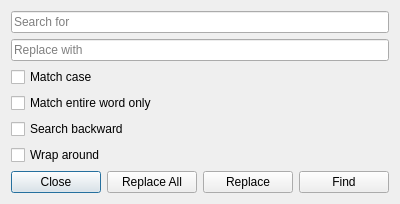
Old version of the form resources/FindReplaceDialog.ui in the repository MorganBorman/cs140gide.
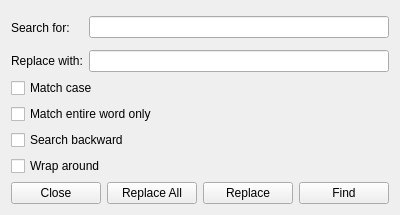
New version of the form. Icons and pictures are not drawn.

Commit message: Search working and some preliminary replace functionality.

The edit to the form file:
```diff
--- a/resources/FindReplaceDialog.ui
+++ b/resources/FindReplaceDialog.ui
@@ -7,7 +7,7 @@
     <x>0</x>
     <y>0</y>
     <width>400</width>
-    <height>193</height>
+    <height>215</height>
    </rect>
   </property>
   <property name="windowTitle">
@@ -15,18 +15,36 @@
   </property>
   <layout class="QVBoxLayout" name="verticalLayout">
    <item>
+    <layout class="QGridLayout" name="gridLayout_2">
+     <item row="0" column="0" rowspan="2">
+      <widget class="QLabel" name="label">
+       <property name="text">
+        <string>Search for:</string>
+       </property>
+      </widget>
+     </item>
+     <item row="0" column="1" rowspan="2">
     <widget class="QLineEdit" name="search_for_text">
      <property name="placeholderText">
-      <string>Search for</string>
+        <string/>
      </property>
     </widget>
    </item>
-   <item>
-    <widget class="QLineEdit" name="replace_text">
+     <item row="2" column="0">
+      <widget class="QLabel" name="label_2">
+       <property name="text">
+        <string>Replace with:</string>
+       </property>
+      </widget>
+     </item>
+     <item row="2" column="1">
+      <widget class="QLineEdit" name="replace_with_text">
      <property name="placeholderText">
-      <string>Replace with</string>
-     </property>
-    </widget>
+        <string/>
+       </property>
+      </widget>
+     </item>
+    </layout>
    </item>
    <item>
     <widget class="QCheckBox" name="match_case_checkbox">
@@ -63,6 +81,9 @@
        <property name="text">
         <string>Close</string>
        </property>
+       <property name="autoDefault">
+        <bool>false</bool>
+       </property>
       </widget>
      </item>
      <item row="0" column="1">
@@ -70,6 +91,9 @@
        <property name="text">
         <string>Replace All</string>
        </property>
+       <property name="autoDefault">
+        <bool>false</bool>
+       </property>
       </widget>
      </item>
      <item row="0" column="2">
@@ -77,6 +101,9 @@
        <property name="text">
         <string>Replace</string>
        </property>
+       <property name="autoDefault">
+        <bool>false</bool>
+       </property>
       </widget>
      </item>
      <item row="0" column="3">
@@ -84,6 +111,12 @@
        <property name="text">
         <string>Find</string>
        </property>
+       <property name="autoDefault">
+        <bool>false</bool>
+       </property>
+       <property name="default">
+        <bool>false</bool>
+       </property>
       </widget>
      </item>
     </layout>
```
Left out of the diff: 12 changed lines with no effect on the pictures. Lines whose indentation alone changed are shown as unchanged. The commit also changes 4 other files.
